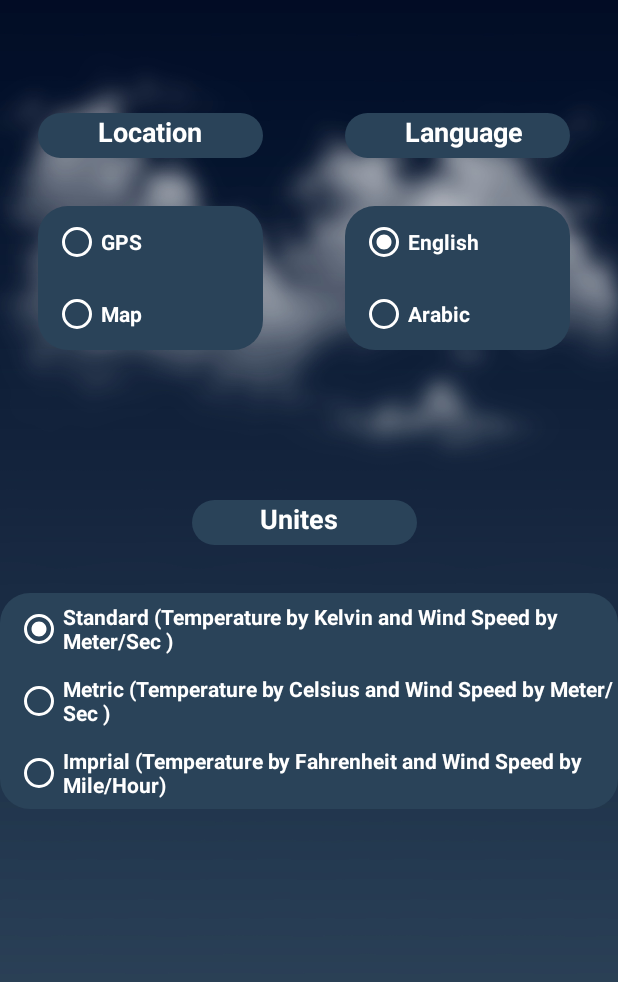
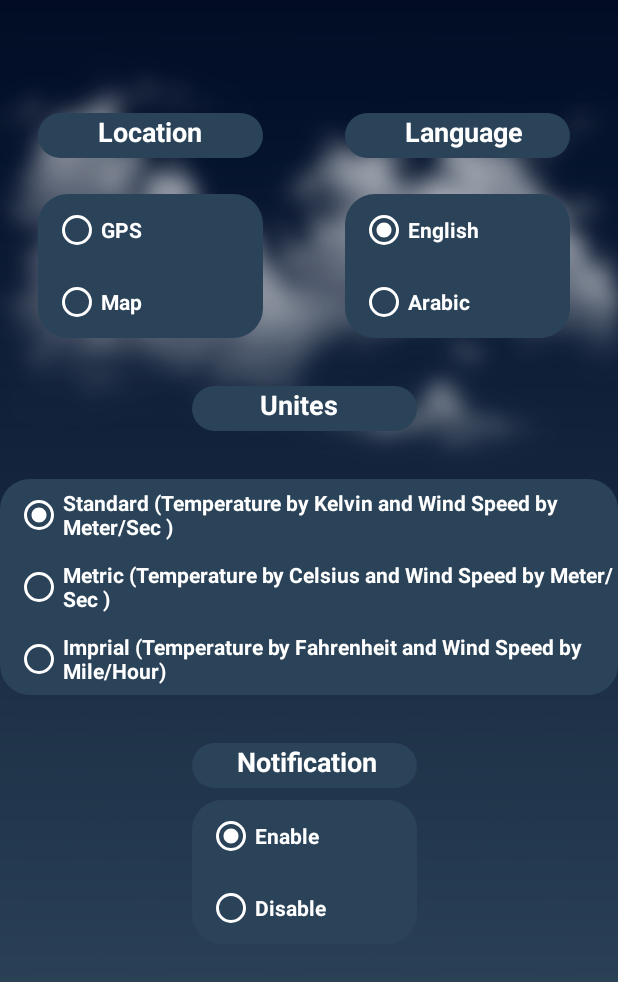
Before and after one commit to MiladSoliman/Weather-Forcast-Application, an Android app built with Jetpack Compose: the SettingsFragment screen opened through its navigation route, on a phone screen of 412 x 824 dp, the part 84-1066 px from its top. Run offline under Robolectric (Android 15) with nearby library versions, the phone set to English and light mode, and no system bars; our stand-ins replace navigation-ui; network calls fail; pictures from the network do not load; 1 statement that could not run was skipped.

Commit message:
Notifcaion Enabled and Disapled Feature

```diff
--- a/app/src/main/java/com/example/wetharapplication/database/AppDatabase.kt
+++ b/app/src/main/java/com/example/wetharapplication/database/AppDatabase.kt
@@ -9,7 +9,7 @@ import com.example.wetharapplication.alert.model.MyAlert
 import com.example.wetharapplication.model.MyResponse
 
 
-@Database(entities = arrayOf(MyResponse::class , MyAlert::class) , version = 16)
+@Database(entities = arrayOf(MyResponse::class , MyAlert::class) , version = 17)
 @TypeConverters(Converters::class)
 abstract class AppDatabase : RoomDatabase() {
 
@@ -21,7 +21,7 @@ abstract class AppDatabase : RoomDatabase() {
         fun getInstance (ctx: Context):AppDatabase{
             return INSTANCE?: synchronized(this){
                 val instance  = Room.databaseBuilder(
-                    ctx.applicationContext,AppDatabase::class.java,"Weathers_DataBase17"
+                    ctx.applicationContext,AppDatabase::class.java,"Weathers_DataBase18"
                 ).build()
                 INSTANCE = instance
                 instance
--- a/app/src/main/java/com/example/wetharapplication/favorite/model/myFav/FavoriteFragment.kt
+++ b/app/src/main/java/com/example/wetharapplication/favorite/model/myFav/FavoriteFragment.kt
@@ -51,6 +51,7 @@ class FavoriteFragment : Fragment() , OnRemove ,OnClick{
       // favModel.getFavouriteCountries()
 
        favModel._FavWeathers.observe(viewLifecycleOwner){
+
          myFavWeather = it
 
            if (it.size==0){
--- a/app/src/main/java/com/example/wetharapplication/favorite/viewmodel/detilas/FavDetailsViewModel.kt
+++ b/app/src/main/java/com/example/wetharapplication/favorite/viewmodel/detilas/FavDetailsViewModel.kt
@@ -42,7 +42,7 @@ class FavDetailsViewModel (private var myRepo: RepositoryInterface) : ViewModel(
 
     fun UpdateWeather(lat:Double,long:Double ){
         viewModelScope.launch  {
-            myRepo.getDataFromApi(lat,long,"metric","ar").catch { e->ApiState.Failure(e) }
+            myRepo.getDataFromApi(lat,long,"standard","en").catch { e->ApiState.Failure(e) }
                 .collect{
                     myRepo.insertCountry(it)
                 }
--- a/app/src/main/java/com/example/wetharapplication/favorite/viewmodel/myFav/FavVeiwModel.kt
+++ b/app/src/main/java/com/example/wetharapplication/favorite/viewmodel/myFav/FavVeiwModel.kt
@@ -27,7 +27,7 @@ class FavVeiwModel (private var myRepo: RepositoryInterface) : ViewModel(){
     fun insertWeather(lat:Double , long: Double ){
        viewModelScope.launch {
          // myRepo.insertCountry(myRepo.getDataFromApi(lat,long,"metric","ar").collect)
-          myRepo.getDataFromApi(lat,long,"metric","ar").catch { e->ApiState.Failure(e) }
+          myRepo.getDataFromApi(lat,long,"standard","en").catch { e->ApiState.Failure(e) }
               .collect{
                   myRepo.insertCountry(it)
               }
--- a/app/src/main/java/com/example/wetharapplication/home/model/HomeFragment.kt
+++ b/app/src/main/java/com/example/wetharapplication/home/model/HomeFragment.kt
@@ -68,10 +68,10 @@ class HomeFragment : Fragment() {
     }
 
     override fun onResume() {
+        super.onResume()
         isMap = se?.getBoolean("Map", false)!!
 
       var context: Context = requireContext()
-        super.onResume()
         if (isMap) {
             val action = HomeFragmentDirections.homtMap("home")
             Navigation.findNavController(requireView()).navigate(action)
--- a/app/src/main/java/com/example/wetharapplication/settings/SettingsFragment.kt
+++ b/app/src/main/java/com/example/wetharapplication/settings/SettingsFragment.kt
@@ -76,7 +76,7 @@ class SettingsFragment : Fragment() {
             set.edit().putBoolean("Map",true).apply()
             Navigation.findNavController(requireView()).navigate(R.id.settingstomap)
         }
-
+        //Location
         binding.radioGps.setOnClickListener {
             var loc = Location(requireContext())
             Log.i("GPS","ana hna")
@@ -89,6 +89,20 @@ class SettingsFragment : Fragment() {
                 }
                 Log.i("GPSlat",""+it[0].toFloat())
                 Log.i("GPSlong",""+it[1].toFloat())
+            }
+        }
+
+        binding.radioEnable.setOnClickListener {
+            set.edit().apply {
+                putBoolean("isEnabled",true)
+                apply()
+            }
+        }
+
+        binding.radioDisable.setOnClickListener {
+            set.edit().apply(){
+                putBoolean("isEnabled",false)
+                apply()
             }
         }
 
@@ -114,6 +128,8 @@ class SettingsFragment : Fragment() {
    fun setDefultSettings(){
       binding.radioStandard.isChecked = true
        binding.radioEnglish.isChecked = true
+       binding.radioEnable.isChecked = true
+
       /* if (isMap==true){
            binding.radioMap.isChecked =true
        }else {
--- a/app/src/main/res/layout/fav_item.xml
+++ b/app/src/main/res/layout/fav_item.xml
@@ -15,7 +15,7 @@
 
         <TextView
             android:id="@+id/tv_FavName"
-            android:layout_width="200dp"
+            android:layout_width="0dp"
             android:layout_height="wrap_content"
             android:layout_marginStart="16dp"
             android:layout_marginTop="15dp"
@@ -48,12 +48,14 @@
             android:id="@+id/delete_image"
             android:layout_width="55dp"
             android:layout_height="33dp"
+            android:layout_marginStart="8dp"
             android:layout_marginTop="10dp"
             android:layout_marginEnd="32dp"
             android:layout_marginBottom="7dp"
             android:drawableTint="@android:color/holo_red_light"
             app:layout_constraintBottom_toBottomOf="parent"
             app:layout_constraintEnd_toEndOf="parent"
+            app:layout_constraintStart_toEndOf="@+id/tv_FavName"
             app:layout_constraintTop_toTopOf="parent"
             app:srcCompat="@drawable/baseline_delete_24" />
     </androidx.constraintlayout.widget.ConstraintLayout>
--- a/app/src/main/res/layout/fragment_alert.xml
+++ b/app/src/main/res/layout/fragment_alert.xml
@@ -22,11 +22,9 @@
 
     <androidx.recyclerview.widget.RecyclerView
         android:id="@+id/alert_recy"
-        android:layout_width="405dp"
-        android:layout_height="633dp"
-        android:layout_marginStart="1dp"
+        android:layout_width="384dp"
+        android:layout_height="639dp"
         android:layout_marginTop="64dp"
-        android:layout_marginEnd="1dp"
         app:layout_constraintBottom_toTopOf="@+id/alertFAB"
         app:layout_constraintEnd_toEndOf="parent"
         app:layout_constraintStart_toStartOf="parent"
--- a/app/src/main/res/layout/fragment_settings.xml
+++ b/app/src/main/res/layout/fragment_settings.xml
@@ -36,7 +36,7 @@
         android:id="@+id/cardView3"
         android:layout_width="150dp"
         android:layout_height="wrap_content"
-        android:layout_marginTop="32dp"
+        android:layout_marginTop="24dp"
         android:backgroundTint="#2a4359"
         app:cardCornerRadius="20dp"
         app:layout_constraintEnd_toEndOf="@+id/cardView"
@@ -142,7 +142,7 @@
         android:id="@+id/cardView6"
         android:layout_width="150dp"
         android:layout_height="30dp"
-        android:layout_marginTop="100dp"
+        android:layout_marginTop="32dp"
         android:backgroundTint="#2a4359"
         app:cardCornerRadius="20dp"
         app:layout_constraintEnd_toEndOf="@+id/cardView5"
@@ -213,4 +213,70 @@
     </androidx.cardview.widget.CardView>
 
 
+    <androidx.cardview.widget.CardView
+        android:id="@+id/cardNotification"
+        android:layout_width="150dp"
+        android:layout_height="30dp"
+        android:layout_marginTop="32dp"
+        android:backgroundTint="#2a4359"
+        app:cardCornerRadius="20dp"
+        app:layout_constraintEnd_toEndOf="@+id/cardView6"
+        app:layout_constraintStart_toStartOf="@+id/cardView6"
+        app:layout_constraintTop_toBottomOf="@+id/cardView4">
+
+
+        <TextView
+            android:id="@+id/tv_Notification"
+            android:layout_width="100dp"
+            android:layout_height="wrap_content"
+            android:layout_marginLeft="30dp"
+            android:text="@string/tv_notification"
+            android:textColor="@color/white"
+            android:textSize="18sp"
+            android:textStyle="bold" />
+    </androidx.cardview.widget.CardView>
+
+    <androidx.cardview.widget.CardView
+        android:id="@+id/cardViewNotification"
+        android:layout_width="150dp"
+        android:layout_height="wrap_content"
+        android:layout_marginTop="8dp"
+        android:backgroundTint="#2a4359"
+        app:cardCornerRadius="20dp"
+        app:layout_constraintEnd_toEndOf="@+id/cardNotification"
+        app:layout_constraintStart_toStartOf="@+id/cardNotification"
+        app:layout_constraintTop_toBottomOf="@+id/cardNotification">
+
+        <RadioGroup
+            android:id="@+id/notification_radiogroup"
+            android:orientation="vertical"
+            android:layout_width="match_parent"
+            android:layout_height="match_parent">
+
+            <RadioButton
+                android:id="@+id/radio_enable"
+                android:layout_width="match_parent"
+                android:layout_height="match_parent"
+                android:layout_marginStart="10dp"
+                android:buttonTint="@color/white"
+                android:text="@string/enable_radio"
+                android:textColor="@color/white"
+                android:textStyle="bold"></RadioButton>
+
+            <RadioButton
+                android:id="@+id/radio_disable"
+                android:layout_width="match_parent"
+                android:layout_height="match_parent"
+                android:layout_marginStart="10dp"
+                android:buttonTint="@color/white"
+                android:text="@string/disable_radio"
+                android:textColor="@color/white"
+                android:textStyle="bold"></RadioButton>
+
+        </RadioGroup>
+
+
+    </androidx.cardview.widget.CardView>
+
+
 </androidx.constraintlayout.widget.ConstraintLayout>
--- a/app/src/main/res/values/strings.xml
+++ b/app/src/main/res/values/strings.xml
@@ -42,5 +42,6 @@
     <string name="disable_radio">Disable</string>
     <string name="empty_date" translatable="false">"This Fields Must Be Not Empty"</string>
     <string name="valid_date" translatable="false">"Please Choose Valid Date"</string>
+    <string name="tv_notification">Notification</string>
 
 </resources>
```
Also changed, not shown: app/src/main/java/com/example/wetharapplication/alert/model/AlertReceiver.kt (+11 -9 lines), app/src/main/java/com/example/wetharapplication/model/MyResponse.kt (+17 -1 lines), app/src/main/res/layout/alarm_view.xml (+5 -7 lines), app/src/main/res/layout/fragment_favorite.xml (+6 -6 lines), 1 other file.
